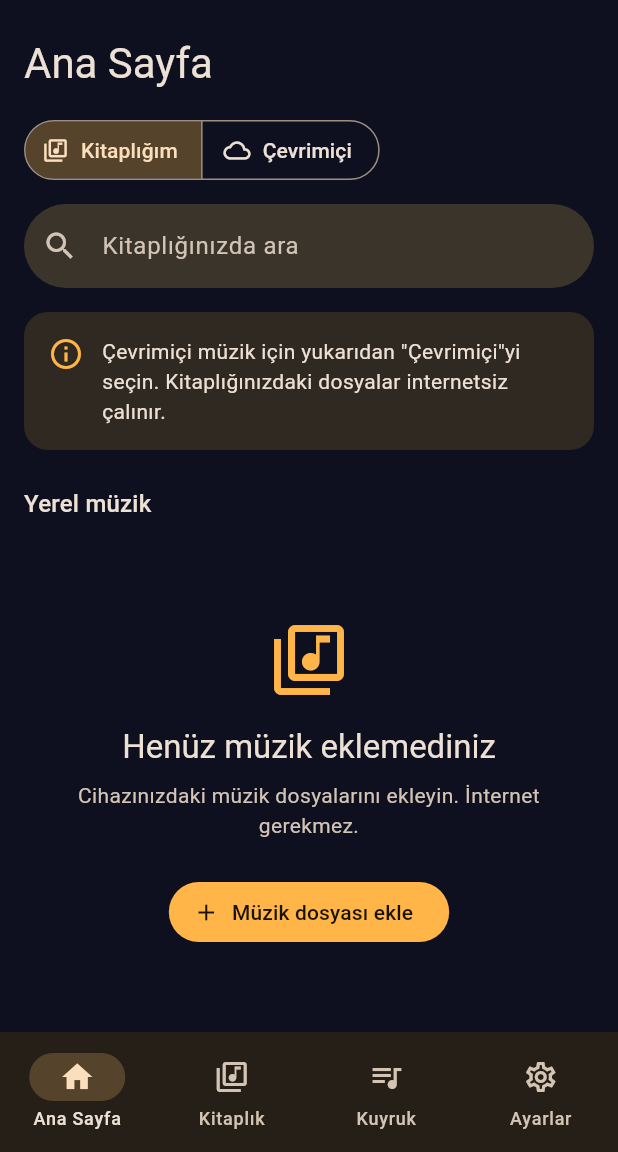
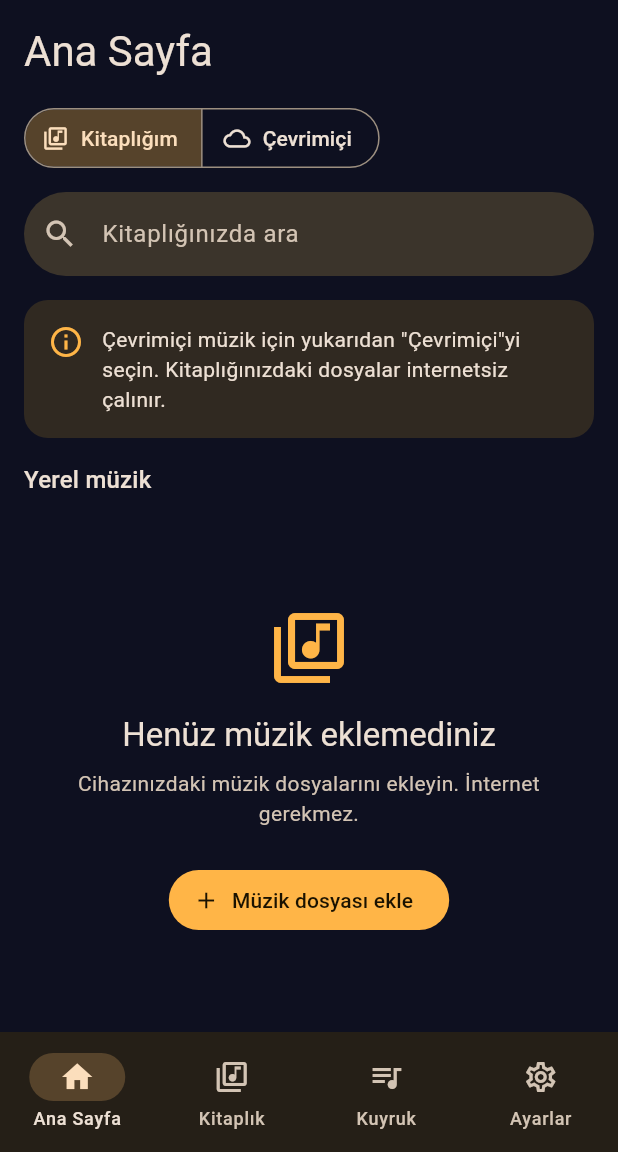
Before and after one commit to bburakk65/burakify, a Flutter app: the screen it shows after launch, on a phone screen of 412 x 824 dp, the part 84-1236 px from its top. Run offline on Flutter 3.47's test engine with Material 3 defaults, Android fonts, the phone set to English and light mode, and no system bars; our stand-ins replace audio_service, file_picker, just_audio, just_audio_background, shared_preferences; missing offline and left inert: desktop_drop.

```diff
--- a/lib/features/home/home_page.dart
+++ b/lib/features/home/home_page.dart
@@ -187,7 +187,7 @@ class _HomePageState extends State<HomePage> {
                         ),
                       ],
                     ),
-                    const SizedBox(height: 24),
+                    const SizedBox(height: 16),
                     Semantics(
                       header: true,
                       child: Text('Ana Sayfa', style: theme.textTheme.headlineMedium),
@@ -248,7 +248,7 @@ class _HomePageState extends State<HomePage> {
                           ? '${services.catalog.name}: ${services.catalog.description}'
                           : 'Çevrimiçi müzik için yukarıdan "Çevrimiçi"yi seçin. Kitaplığınızdaki dosyalar internetsiz çalınır.',
                     ),
-                    const SizedBox(height: 24),
+                    const SizedBox(height: 16),
                     Text(
                       _online ? 'Çevrimiçi sonuçlar' : 'Yerel müzik',
                       style: theme.textTheme.titleMedium,
```
Also changed, not shown: 2 other files.
